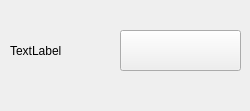
Before: the Qt Designer form 2_qt/SneakerTraClient/subfansitem/homestoreitem.ui in IvanNotOnlyFAt/Sneaker, drawn with Qt 5.
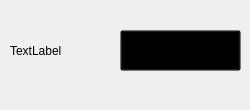
After: the same form once the commit is applied.

```diff
--- a/2_qt/SneakerTraClient/subfansitem/homestoreitem.ui
+++ b/2_qt/SneakerTraClient/subfansitem/homestoreitem.ui
@@ -7,24 +7,35 @@
     <x>0</x>
     <y>0</y>
     <width>250</width>
-    <height>111</height>
+    <height>110</height>
    </rect>
   </property>
   <property name="minimumSize">
    <size>
     <width>250</width>
-    <height>0</height>
+    <height>110</height>
    </size>
   </property>
   <property name="maximumSize">
    <size>
     <width>250</width>
-    <height>16777215</height>
+    <height>110</height>
    </size>
   </property>
   <property name="windowTitle">
    <string>Form</string>
   </property>
+  <property name="styleSheet">
+   <string notr="true">QPushButton{
+ 
+	background: transparent;
+}
+QPushButton:hover{
+	font: Bold;
+	text-decoration: underline;
+
+}</string>
+  </property>
   <widget class="QLabel" name="lb_logo">
    <property name="geometry">
     <rect>
```
